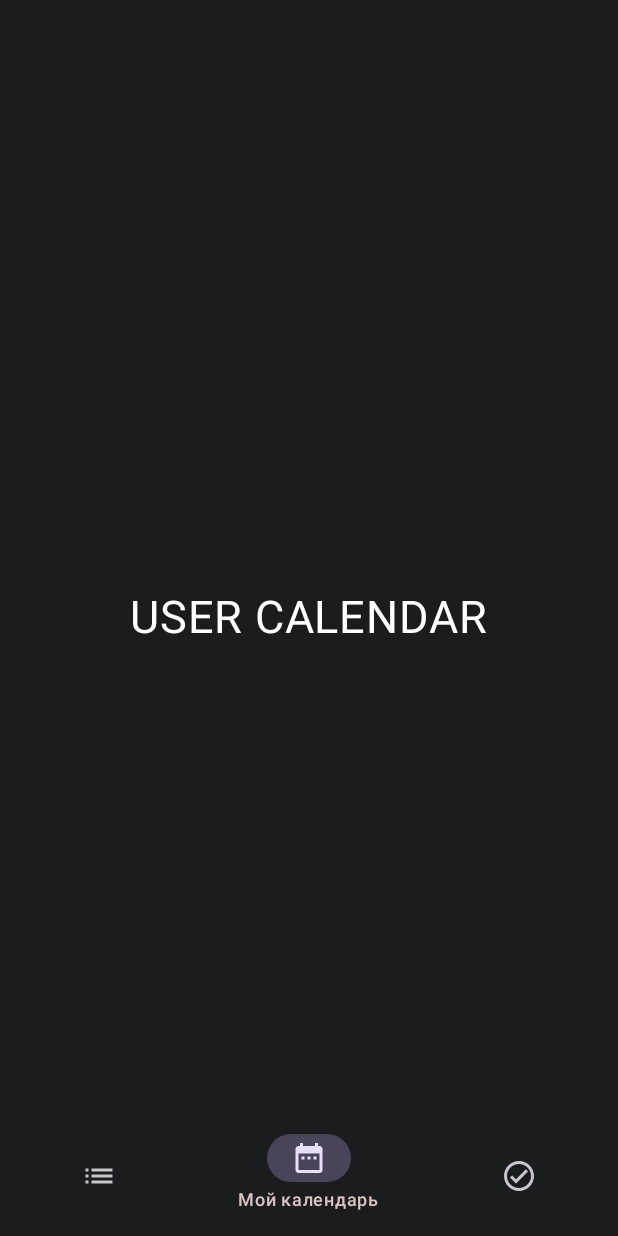
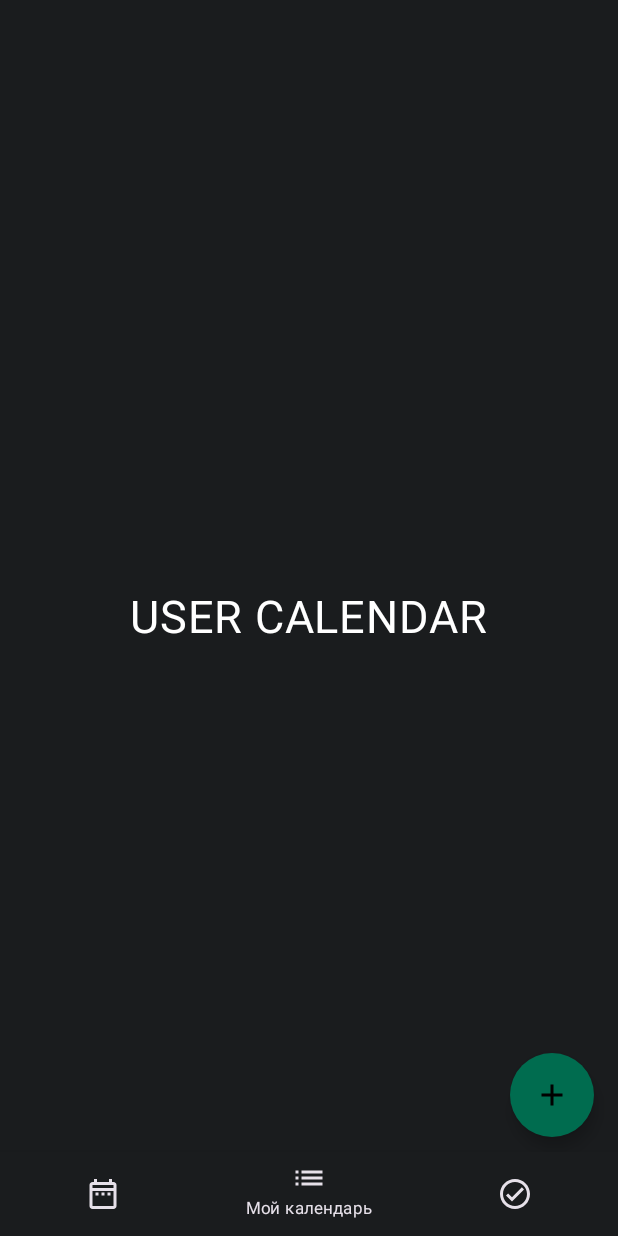
Before and after one commit to dsg25/NtvhCalendar, an Android app built with Jetpack Compose: the MainActivity screen opened directly, with no data from a screen before it, item 2 of the bottom bar chosen, on a phone screen of 412 x 824 dp. Run offline under Robolectric (Android 15) with nearby library versions, the phone set to English and light mode, and no system bars; libraries missing offline, so code that uses them is left out: com.kizitonwose.calendar; network calls fail; 3 statements that could not run were skipped.

Commit message:
18.01.24 - Lenina

```diff
--- a/app/src/main/java/com/example/ntvhcalendar/MainActivity.kt
+++ b/app/src/main/java/com/example/ntvhcalendar/MainActivity.kt
@@ -1,53 +1,27 @@
 package com.example.ntvhcalendar
 
 import android.annotation.SuppressLint
-import android.content.Context
 import android.os.Build
 import android.os.Bundle
 import android.view.View
 import android.view.WindowInsets
-import android.widget.Toast
 import androidx.activity.ComponentActivity
 import androidx.activity.compose.setContent
-import androidx.compose.foundation.background
-import androidx.compose.foundation.layout.Box
-import androidx.compose.foundation.layout.height
+import androidx.compose.foundation.layout.padding
 import androidx.compose.foundation.shape.CircleShape
-import androidx.compose.foundation.shape.CutCornerShape
-import androidx.compose.foundation.shape.RoundedCornerShape
+import androidx.compose.material.Icon
 import androidx.compose.material.icons.Icons
 import androidx.compose.material.icons.filled.Add
 import androidx.compose.material3.FabPosition
 import androidx.compose.material3.FloatingActionButton
-import androidx.compose.material3.Icon
-import androidx.compose.material3.MaterialTheme
-import androidx.compose.material3.NavigationBar
-import androidx.compose.material3.NavigationBarItem
 import androidx.compose.material3.Scaffold
-import androidx.compose.material3.Text
-import androidx.compose.runtime.Composable
-import androidx.compose.runtime.getValue
-import androidx.compose.runtime.mutableStateOf
-import androidx.compose.runtime.remember
-import androidx.compose.runtime.saveable.rememberSaveable
-import androidx.compose.runtime.setValue
 import androidx.compose.ui.Modifier
-import androidx.compose.ui.draw.scale
 import androidx.compose.ui.graphics.Color
-import androidx.compose.ui.platform.LocalContext
 import androidx.compose.ui.unit.dp
-import androidx.compose.ui.unit.sp
-import androidx.navigation.compose.rememberNavController
-import com.example.ntvhcalendar.datacalendar.BottomNavItems
-import com.example.ntvhcalendar.calendars.BottomNavgraph
-import com.example.ntvhcalendar.ui.theme.BaseBGPrimary
-import com.example.ntvhcalendar.ui.theme.BaseBGSecondary
-import com.example.ntvhcalendar.ui.theme.NtvhBlue
+import androidx.compose.ui.zIndex
+import com.example.ntvhcalendar.screens.NavigationScreen
 import com.example.ntvhcalendar.ui.theme.NtvhCalendarTheme
-import com.example.ntvhcalendar.ui.theme.NtvhGreen
 import com.example.ntvhcalendar.ui.theme.NtvhLightBlue
-import com.example.ntvhcalendar.ui.theme.NtvhRed
-import com.example.ntvhcalendar.ui.theme.NtvhWhite
 
 class MainActivity : ComponentActivity() {
     @SuppressLint("UnusedMaterial3ScaffoldPaddingParameter")
@@ -72,80 +46,26 @@ class MainActivity : ComponentActivity() {
                 }
                 /* END */
 
-                val content = remember { mutableStateOf("Home Screen") }
-                val selectedItem = remember { mutableStateOf("home") }
-                val openDialog = remember { mutableStateOf(false) }
-
-                val screens = listOf(
-                    BottomNavItems.CompanyCalendar,
-                    BottomNavItems.UserCalendar,
-                    BottomNavItems.UserTask
-
-                )
-                val navController = rememberNavController()
-                var selectedItemIndex by rememberSaveable {
-                    mutableStateOf(0)
-                }
-                Box {
-                    Scaffold(
-
-                        bottomBar = {
-                            NavigationBar(
-                                modifier = Modifier
-                                    .scale(1f)
-                                    .background(NtvhBlue)
-                                //    .height(80.dp)
-                                ,
-                                contentColor = NtvhGreen,
-                                containerColor = BaseBGSecondary
-                            )
-                            {
-                                screens.forEachIndexed { index, item ->
-                                    NavigationBarItem(
-
-
-                                        selected = selectedItemIndex == index,
-                                        onClick = {
-                                            selectedItemIndex = index
-                                            navController.navigate(item.route)
-                                        },
-                                        label = {
-                                            Text(text = item.name)
-                                        },
-                                        alwaysShowLabel = false,
-                                        icon = {
-                                            Icon(
-                                                imageVector = if (index == selectedItemIndex) {
-                                                    item.selectedIcon
-                                                } else item.unselectedIcon,
-                                                contentDescription = item.name
-                                            )
-
-                                        },
-
-                                        )
-                                }
-                            }
-                        }
-                    ) {
-
-                        BottomNavgraph(navController = navController)
-
-                    }
-                }
+//            Scaffold (
+//floatingActionButton = {
+//    FloatingActionButton(
+//        onClick = { /*TODO*/ },
+//        modifier = Modifier
+//            .zIndex(20f)
+//            .padding(start = 30.dp, bottom = 50.dp),
+//
+//    content = { Icon(Icons.Default.Add,"Add") },
+//    contentColor = Color.Black,
+//    containerColor = NtvhLightBlue,
+//        shape = CircleShape
+//    )
+//},
+//                //isFloatingActionButtonDocked = true,
+//                floatingActionButtonPosition = FabPosition.End,
+//            ) {
+                NavigationScreen()
+//                }
             }
         }
     }
 }
-
-//@Composable
-//fun FloatingActionButton (context : Context) {
-//    androidx.compose.material3.FloatingActionButton(
-//        containerColor = NtvhBlue,
-//        contentColor = NtvhWhite,
-//        shape = CircleShape,
-//        onClick = { Toast.makeText(context, "Нажал ADD", Toast.LENGTH_LONG).show() }) {
-//        Icon(imageVector = Icons.Filled.Add, contentDescription = "Add Event")
-//
-//    }
-//}
--- /dev/null
+++ b/app/src/main/java/com/example/ntvhcalendar/calendars/BottomNavGraph.kt
@@ -0,0 +1,27 @@
+package com.example.ntvhcalendar.calendars
+
+import androidx.compose.runtime.Composable
+import androidx.navigation.NavHostController
+import androidx.navigation.compose.NavHost
+import androidx.navigation.compose.composable
+import com.example.ntvhcalendar.datacalendar.BottomNavItems
+import com.example.ntvhcalendar.screens.TaskScreen
+
+
+@Composable
+fun BottomNavGraph(navController: NavHostController) {
+    NavHost(
+        navController = navController,
+        startDestination = BottomNavItems.CompanyCalendar.route
+    ) {
+        composable(route = BottomNavItems.CompanyCalendar.route) {
+            CompanyCalendar()
+        }
+        composable(route = BottomNavItems.UserCalendar.route) {
+            UserCalendar()
+        }
+        composable(route = BottomNavItems.UserTask.route) {
+            TaskScreen()
+        }
+    }
+}
--- a/app/src/main/java/com/example/ntvhcalendar/calendars/CompanyCalendar.kt
+++ b/app/src/main/java/com/example/ntvhcalendar/calendars/CompanyCalendar.kt
@@ -2,9 +2,11 @@
 
 package com.example.ntvhcalendar.calendars
 
+import android.annotation.SuppressLint
 import android.content.Context
 import android.widget.Toast
 import androidx.compose.foundation.layout.Box
+import androidx.compose.foundation.layout.padding
 import androidx.compose.foundation.shape.CircleShape
 import androidx.compose.material.ExperimentalMaterialApi
 import androidx.compose.material.icons.Icons
@@ -12,7 +14,10 @@ import androidx.compose.material.icons.filled.Add
 import androidx.compose.material.pullrefresh.PullRefreshIndicator
 import androidx.compose.material.pullrefresh.pullRefresh
 import androidx.compose.material.pullrefresh.rememberPullRefreshState
+import androidx.compose.material3.FabPosition
+import androidx.compose.material3.FloatingActionButton
 import androidx.compose.material3.Icon
+import androidx.compose.material3.Scaffold
 import androidx.compose.runtime.Composable
 import androidx.compose.runtime.getValue
 import androidx.compose.runtime.mutableIntStateOf
@@ -22,19 +27,23 @@ import androidx.compose.runtime.rememberCoroutineScope
 import androidx.compose.runtime.setValue
 import androidx.compose.ui.Alignment
 import androidx.compose.ui.Modifier
+import androidx.compose.ui.graphics.Color
 import androidx.compose.ui.platform.LocalContext
+import androidx.compose.ui.unit.dp
+import androidx.compose.ui.zIndex
 import com.example.ntvhcalendar.screens.CompanyCalendarScreen
 import com.example.ntvhcalendar.ui.theme.NtvhBlue
+import com.example.ntvhcalendar.ui.theme.NtvhLightBlue
 import com.example.ntvhcalendar.ui.theme.NtvhWhite
 import kotlinx.coroutines.delay
 import kotlinx.coroutines.launch
 import kotlin.random.Random
 
 
+@SuppressLint("UnusedMaterial3ScaffoldPaddingParameter")
 @OptIn(ExperimentalMaterialApi::class)
 @Composable
-fun CompanyCalendar ()
-{
+fun CompanyCalendar() {
     val context = LocalContext.current
     val refreshScope = rememberCoroutineScope()
     var refreshing by remember { mutableStateOf(false) }
@@ -51,7 +60,8 @@ fun CompanyCalendar ()
 
     // Creates the pull refresh state
     val pullRefreshState = rememberPullRefreshState(refreshing, ::refresh)
-
+    Scaffold(
+        content = {
             Box(
                 // Attaches the pull refresh to the box
                 modifier = Modifier
@@ -61,13 +71,30 @@ fun CompanyCalendar ()
 
                 CompanyCalendarScreen(randomNumber)
 
-        // Displays the indicator
+                // Отображение индикатора обновления
                 PullRefreshIndicator(
                     refreshing = refreshing,
                     state = pullRefreshState,
                     modifier = Modifier.align(Alignment.TopCenter)
                 )
             }
+        },
 
+        floatingActionButton = {
+            FloatingActionButton(
+                onClick = { /*Добавляем событие в расписание*/ },
+                modifier = Modifier
+                    .zIndex(20f)
+                    .padding(start = 30.dp, bottom = 50.dp),
+
+                content = { Icon(Icons.Default.Add, "Add") },
+                contentColor = Color.Black,
+                containerColor = NtvhLightBlue,
+                shape = CircleShape
+            )
+        },
+        //isFloatingActionButtonDocked = true,
+        floatingActionButtonPosition = FabPosition.End,
+    )
 
 }
--- a/app/src/main/java/com/example/ntvhcalendar/calendars/Navigation.kt
+++ /dev/null
@@ -1,24 +0,0 @@
-package com.example.ntvhcalendar.calendars
-
-import androidx.compose.runtime.Composable
-import androidx.navigation.NavHostController
-import androidx.navigation.compose.NavHost
-import androidx.navigation.compose.composable
-import com.example.ntvhcalendar.datacalendar.BottomNavItems
-import com.example.ntvhcalendar.screens.TaskScreen
-
-
-@Composable
-fun BottomNavgraph(navController : NavHostController) {
-   NavHost(navController = navController, startDestination = BottomNavItems.CompanyCalendar.route ){
-      composable(route = BottomNavItems.CompanyCalendar.route){
-      CompanyCalendar()
-       }
-       composable(route = BottomNavItems.UserCalendar.route){
-       UserCalendar()
-       }
-       composable(route = BottomNavItems.UserTask.route){
-           TaskScreen()
-       }
-   }
-}
--- a/app/src/main/java/com/example/ntvhcalendar/calendars/UserCalendar.kt
+++ b/app/src/main/java/com/example/ntvhcalendar/calendars/UserCalendar.kt
@@ -1,10 +1,56 @@
 package com.example.ntvhcalendar.calendars
 
+import android.annotation.SuppressLint
+import androidx.compose.foundation.layout.Box
+import androidx.compose.foundation.layout.padding
+import androidx.compose.foundation.shape.CircleShape
+import androidx.compose.material.icons.Icons
+import androidx.compose.material.icons.filled.Add
+import androidx.compose.material.pullrefresh.PullRefreshIndicator
+import androidx.compose.material.pullrefresh.pullRefresh
+import androidx.compose.material3.FabPosition
+import androidx.compose.material3.FloatingActionButton
+import androidx.compose.material3.Icon
 import androidx.compose.material3.Scaffold
 import androidx.compose.runtime.Composable
+import androidx.compose.ui.Alignment
+import androidx.compose.ui.Modifier
+import androidx.compose.ui.graphics.Color
+import androidx.compose.ui.unit.dp
+import androidx.compose.ui.zIndex
+import com.example.ntvhcalendar.screens.CompanyCalendarScreen
 import com.example.ntvhcalendar.screens.UserCalendarScreen
+import com.example.ntvhcalendar.ui.theme.NtvhGreen
+import com.example.ntvhcalendar.ui.theme.NtvhLightBlue
 
+@SuppressLint("UnusedMaterial3ScaffoldPaddingParameter")
 @Composable
-fun UserCalendar () {
+fun UserCalendar() {
+    Scaffold(
+        content = {
+            Box(
+                // Attaches the pull refresh to the box
+                modifier = Modifier
 
-         UserCalendarScreen()}
+
+            ) {
+                UserCalendarScreen()
+            }
+        },
+
+        floatingActionButton = {
+            FloatingActionButton(
+                onClick = { /*Добавляем событие в мой календарь*/ },
+                modifier = Modifier
+                    .zIndex(20f)
+                    .padding(start = 30.dp, bottom = 50.dp),
+
+                content = { Icon(Icons.Default.Add, "Add") },
+                contentColor = Color.Black,
+                containerColor = NtvhGreen,
+                shape = CircleShape
+            )
+        },
+        floatingActionButtonPosition = FabPosition.End,
+    )
+}
--- a/app/src/main/java/com/example/ntvhcalendar/datacalendar/BottomNavItems.kt
+++ b/app/src/main/java/com/example/ntvhcalendar/datacalendar/BottomNavItems.kt
@@ -9,28 +9,29 @@ import androidx.compose.material.icons.outlined.DateRange
 import androidx.compose.material.icons.outlined.List
 import androidx.compose.ui.graphics.vector.ImageVector
 
-sealed class BottomNavItems (
-    val name : String,
-    val route : String,
+sealed class BottomNavItems(
+    val name: String,
+    val route: String,
     val selectedIcon: ImageVector,
     val unselectedIcon: ImageVector,
-)
-{
+) {
     object CompanyCalendar : BottomNavItems(
         name = "Расписание",
-        route= "companyCalendar",
+        route = "companyCalendar",
+        selectedIcon = Icons.Filled.DateRange,
+        unselectedIcon = Icons.Outlined.DateRange,
+    )
+
+    object UserCalendar : BottomNavItems(
+        name = "Мой календарь",
+        route = "userCalendar",
         selectedIcon = Icons.Filled.List,
         unselectedIcon = Icons.Outlined.List,
     )
-    object UserCalendar : BottomNavItems(
-        name = "Мой календарь",
-        route= "userCalendar",
-        selectedIcon = Icons.Filled.DateRange,
-        unselectedIcon = Icons.Outlined.DateRange,
-    )
+
     object UserTask : BottomNavItems(
         name = "Задачи",
-        route= "userTask",
+        route = "userTask",
         selectedIcon = Icons.Filled.CheckCircle,
         unselectedIcon = Icons.Outlined.CheckCircle,
     )
--- a/app/src/main/java/com/example/ntvhcalendar/datalogin/ApiKey.kt
+++ b/app/src/main/java/com/example/ntvhcalendar/datalogin/ApiKey.kt
@@ -1,5 +1,5 @@
 package com.example.ntvhcalendar.data
 
-data class ApiKey (
+data class ApiKey(
     val ApiKey: String = "4sb8f2whmak4yk2o"
 )
--- a/app/src/main/java/com/example/ntvhcalendar/datalogin/Credentials.kt
+++ b/app/src/main/java/com/example/ntvhcalendar/datalogin/Credentials.kt
@@ -1,6 +1,6 @@
 package com.example.ntvhcalendar.data
 
-    /* Данные для проверки учетных данных  */
+/* Данные для проверки учетных данных  */
 
 data class Credentials(var loginName: String = "", var loginLastName: String = "") {
     fun isNotEmpty(): Boolean {
--- a/app/src/main/java/com/example/ntvhcalendar/datalogin/DataStoreManager.kt
+++ b/app/src/main/java/com/example/ntvhcalendar/datalogin/DataStoreManager.kt
@@ -10,7 +10,8 @@ import androidx.datastore.preferences.preferencesDataStore
 import kotlinx.coroutines.flow.map
 
 private val Context.dataStore: DataStore<Preferences> by preferencesDataStore("data_store")
-class DataStoreManager (private val context: Context) {
+
+class DataStoreManager(private val context: Context) {
 
     suspend fun saveSettings(storageUserData: StorageUserData) {
         context.dataStore.edit { pref ->
@@ -23,7 +24,7 @@ class DataStoreManager (private val context: Context) {
         return@map StorageUserData(
             pref[stringPreferencesKey("local_name")] ?: "",
             pref[stringPreferencesKey("local_lastname")] ?: "",
-            pref[intPreferencesKey("user_Id")] ?:0
+            pref[intPreferencesKey("user_Id")] ?: 0
 
         )
 
--- a/app/src/main/java/com/example/ntvhcalendar/datalogin/StorageUserData.kt
+++ b/app/src/main/java/com/example/ntvhcalendar/datalogin/StorageUserData.kt
@@ -1,6 +1,6 @@
 package com.example.ntvhcalendar.data
 
-data class StorageUserData (
+data class StorageUserData(
     val localName: String,
     val localLastName: String,
     val userId: Int
--- a/app/src/main/java/com/example/ntvhcalendar/screens/CompanyCalendarScreen.kt
+++ b/app/src/main/java/com/example/ntvhcalendar/screens/CompanyCalendarScreen.kt
@@ -165,9 +165,6 @@ fun CompanyCalendarScreen(randomNumber: Int) {
         Box(
             modifier = Modifier
                 .fillMaxSize()
-                .padding(bottom = 100.dp)
-
-            // .background(Color.Red)
         ) {
             LazyColumn(modifier = Modifier.fillMaxSize()) {
                 items(randomNumber) {
@@ -190,9 +187,6 @@ fun CompanyCalendarScreen(randomNumber: Int) {
     val content = remember { mutableStateOf("Home Screen") }
     val selectedItem = remember { mutableStateOf("home") }
     val openDialog = remember { mutableStateOf(false) }
-
-
-
 
 
 }
--- /dev/null
+++ b/app/src/main/java/com/example/ntvhcalendar/screens/NavigationScreen.kt
@@ -0,0 +1,89 @@
+package com.example.ntvhcalendar.screens
+
+import android.annotation.SuppressLint
+import androidx.compose.foundation.layout.RowScope
+import androidx.compose.material.BottomNavigation
+import androidx.compose.material.BottomNavigationItem
+import androidx.compose.material3.Icon
+import androidx.compose.material3.Scaffold
+import androidx.compose.material3.Text
+import androidx.compose.runtime.Composable
+import androidx.compose.runtime.getValue
+import androidx.compose.ui.unit.sp
+import androidx.navigation.NavDestination
+import androidx.navigation.NavDestination.Companion.hierarchy
+import androidx.navigation.NavHostController
+import androidx.navigation.compose.currentBackStackEntryAsState
+import androidx.navigation.compose.rememberNavController
+import com.example.ntvhcalendar.calendars.BottomNavGraph
+import com.example.ntvhcalendar.datacalendar.BottomNavItems
+import com.example.ntvhcalendar.ui.theme.BaseBGSecondary
+import com.example.ntvhcalendar.ui.theme.NtvhLightBlue
+import com.example.ntvhcalendar.ui.theme.NtvhWhite
+
+
+@SuppressLint("UnusedMaterial3ScaffoldPaddingParameter")
+@Composable
+fun NavigationScreen() {
+    val navController = rememberNavController()
+    Scaffold(
+        bottomBar = { BottomBar(navController = navController) },
+
+        ) {
+        BottomNavGraph(navController = navController)
+    }
+}
+
+@Composable
+fun BottomBar(navController: NavHostController) {
+    val screens = listOf(
+        BottomNavItems.CompanyCalendar,
+        BottomNavItems.UserCalendar,
+        BottomNavItems.UserTask
+    )
+    val navBackStackEntry by navController.currentBackStackEntryAsState()
+    val currentDestination = navBackStackEntry?.destination
+
+    BottomNavigation(backgroundColor = BaseBGSecondary) {
+        screens.forEach { screen ->
+            AddItem(
+                screen = screen,
+                currentDestination = currentDestination,
+                navController = navController
+            )
+        }
+    }
+}
+
+
+@Composable
+fun RowScope.AddItem(
+    screen: BottomNavItems,
+    currentDestination: NavDestination?,
+    navController: NavHostController
+) {
+    BottomNavigationItem(
+        selected = currentDestination?.hierarchy?.any {
+            it.route == screen.route
+        } == true,
+        onClick = {
+            navController.navigate(screen.route)
+        },
+        label = {
+            Text(text = screen.name, fontSize = 11.sp)
+        },
+        alwaysShowLabel = false,
+        icon = {
+            Icon(
+                imageVector = if (currentDestination?.hierarchy?.any { it.route == screen.route } == true) {
+                    screen.selectedIcon
+                } else screen.unselectedIcon,
+                contentDescription = screen.name
+            )
+        },
+
+        selectedContentColor = NtvhLightBlue,
+        unselectedContentColor = NtvhWhite
+    )
+
+}
--- a/app/src/main/java/com/example/ntvhcalendar/utils/checkCredentials.kt
+++ b/app/src/main/java/com/example/ntvhcalendar/utils/checkCredentials.kt
@@ -35,7 +35,7 @@ fun checkCredentials(
     val (name, lastName, userid) = firstItem?.let { Triple(it.name, it.lastName, it.userId) }
         ?: (Triple("DefaultName", "DefaultLastName", 0))
 
-      /*  Проверка на совпадение введеных данных и полученных с сервера */
+    /*  Проверка на совпадение введеных данных и полученных с сервера */
     if (creds.isNotEmpty() &&
         creds.loginName.equals(name, ignoreCase = true) &&
         creds.loginLastName.equals(lastName, ignoreCase = true)
@@ -60,6 +60,6 @@ fun checkCredentials(
         Log.d("Mylog", userid.toString())
     } else {
         checkUserCredentials.value = false
-            }
+    }
     return checkUserCredentials.value
 }
```
Also changed, not shown: app/src/main/java/com/example/ntvhcalendar/LoginActivity.kt (+10 -5 lines), app/src/main/java/com/example/ntvhcalendar/datacalendar/ListItems.kt (+17 -8 lines), app/src/main/java/com/example/ntvhcalendar/screens/LoginScreen.kt (+9 -7 lines), app/src/main/java/com/example/ntvhcalendar/screens/TaskScreen.kt (+5 -2 lines), app/src/main/java/com/example/ntvhcalendar/screens/UserCalendarScreen.kt (+7 -4 lines). Lines whose indentation alone changed are shown as unchanged.
